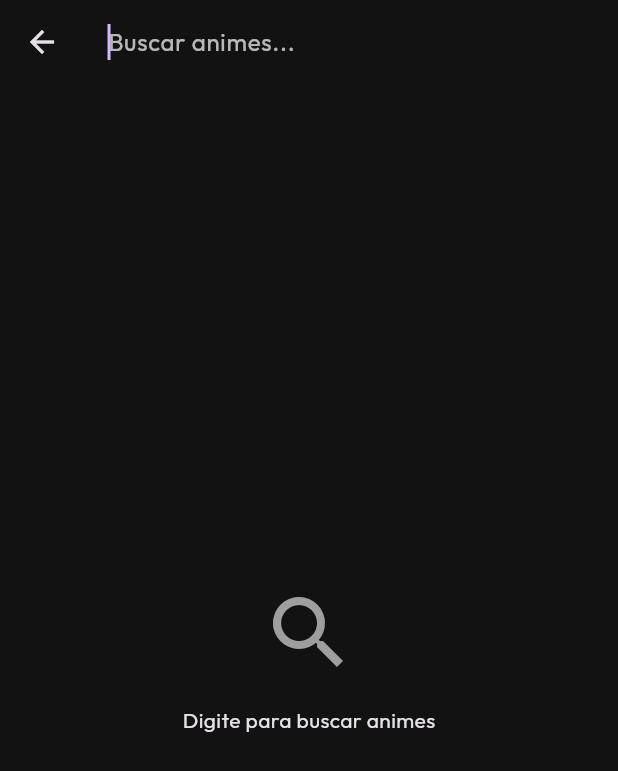
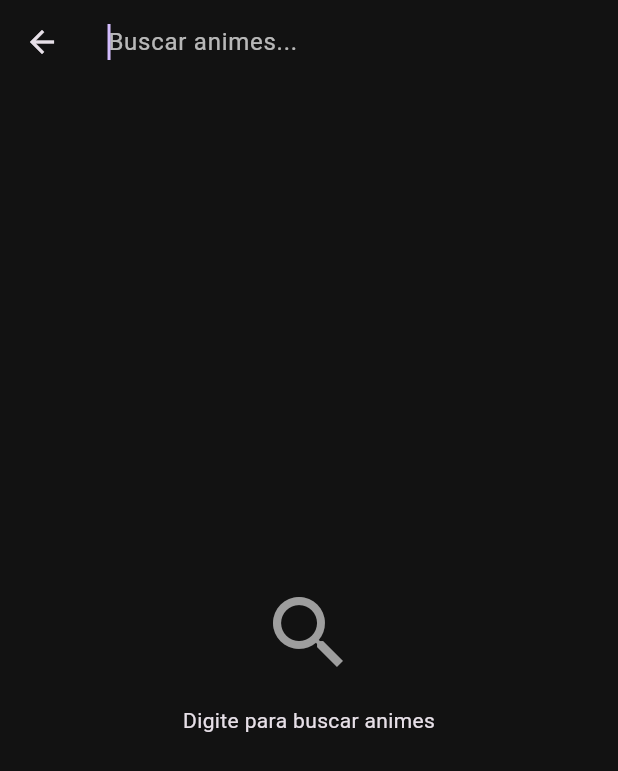
Before and after one commit to SelmoCastro/animeshub, a Flutter app: the screen it shows after launch, after a tap on the "search" icon, on a phone screen of 412 x 824 dp. Shown: the top 771 px of the screen. Run offline on Flutter 3.47's test engine with Material 3 defaults, Android fonts, the phone set to English and light mode, and no system bars; our stand-ins replace cached_network_image, dio, flutter_riverpod, freezed_annotation, riverpod_annotation; generated files the repository leaves out were written again; network calls fail.

Commit message:
Remove google_fonts dependency to fix build issues on VPS

```diff
--- a/lib/main.dart
+++ b/lib/main.dart
@@ -1,7 +1,6 @@
 import 'package:animes_hub/features/anime/presentation/pages/home_page.dart';
 import 'package:flutter/material.dart';
 import 'package:flutter_riverpod/flutter_riverpod.dart';
-import 'package:google_fonts/google_fonts.dart';
 
 void main() {
   runApp(const ProviderScope(child: MyApp()));
@@ -19,7 +18,6 @@ class MyApp extends StatelessWidget {
       theme: ThemeData(
         colorScheme: ColorScheme.fromSeed(seedColor: Colors.deepPurple),
         useMaterial3: true,
-        textTheme: GoogleFonts.outfitTextTheme(),
       ),
       darkTheme: ThemeData(
         brightness: Brightness.dark,
@@ -30,7 +28,6 @@ class MyApp extends StatelessWidget {
         ),
         scaffoldBackgroundColor: const Color(0xFF121212),
         useMaterial3: true,
-        textTheme: GoogleFonts.outfitTextTheme(ThemeData.dark().textTheme),
         appBarTheme: const AppBarTheme(
           backgroundColor: Color(0xFF121212),
           surfaceTintColor: Colors.transparent,
--- a/pubspec.yaml
+++ b/pubspec.yaml
@@ -42,7 +42,6 @@ dependencies:
   path_provider: ^2.1.5
   url_launcher: ^6.3.2
   cached_network_image: ^3.4.1
-  google_fonts: ^6.6.0
   json_annotation: ^4.9.0
   freezed_annotation: ^3.1.0
 
```
